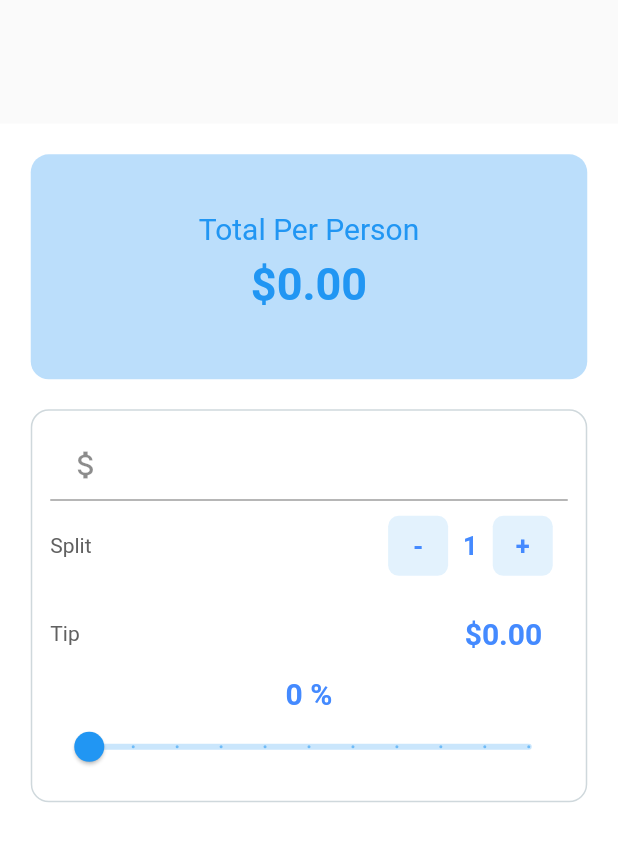
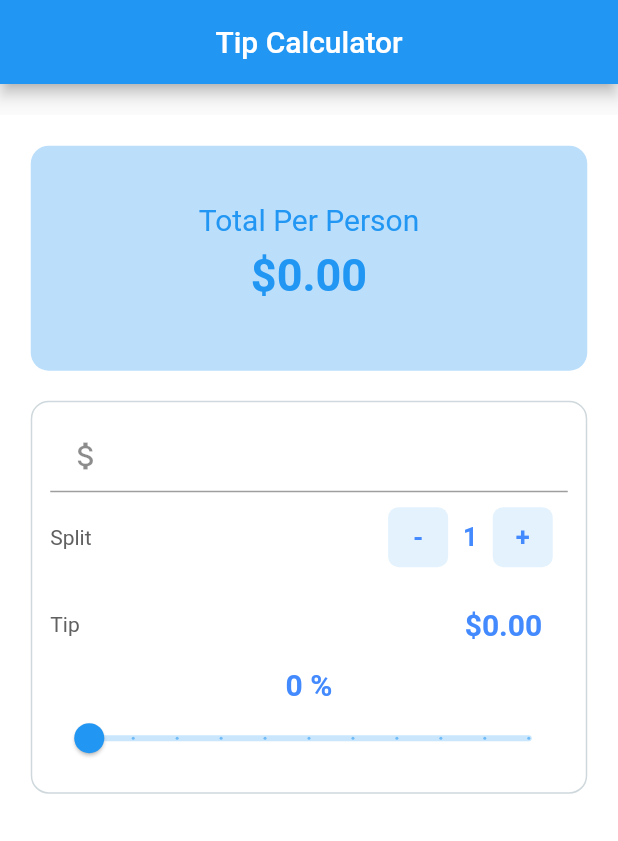
Before and after one commit to maxgdev/tip_calculator, a Flutter app: the screen it shows after launch, on a phone screen of 412 x 824 dp. Shown: the top 841 px of the screen. Run offline on Flutter 3.47's test engine with Material 2 defaults, Android fonts, the phone set to English and light mode, and no system bars.

Commit message:
Further styling & added Appbar

```diff
--- a/lib/home.dart
+++ b/lib/home.dart
@@ -28,8 +28,11 @@ class _BillSplitterState extends State<BillSplitter> {
   @override
   Widget build(BuildContext context) {
     return Scaffold(
+      appBar: AppBar(
+        title: Center(child: Text("Tip Calculator")),
+      ),
       body: Container(
-        margin: EdgeInsets.only(top: MediaQuery.of(context).size.height * 0.1),
+        margin: EdgeInsets.only(top: MediaQuery.of(context).size.height * 0.025),
         alignment: Alignment.center,
         color: Colors.white,
         child: ListView(
@@ -77,9 +80,10 @@ class _BillSplitterState extends State<BillSplitter> {
                   TextField(
                     keyboardType:
                         TextInputType.numberWithOptions(decimal: true),
-                    style: TextStyle(color: Colors.blue),
+                    style: TextStyle(color: Colors.blue, fontSize: 20),
                     decoration: InputDecoration(
-                        prefixText: "Bill Amount",
+                        prefixText: "Amount: ",
+
                         prefixIcon: Icon(Icons.attach_money)),
                     onChanged: (String value) {
                       try {
```
